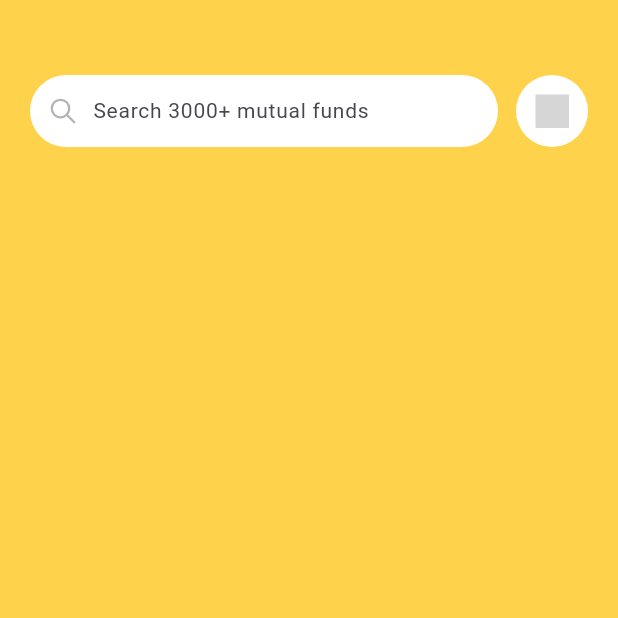
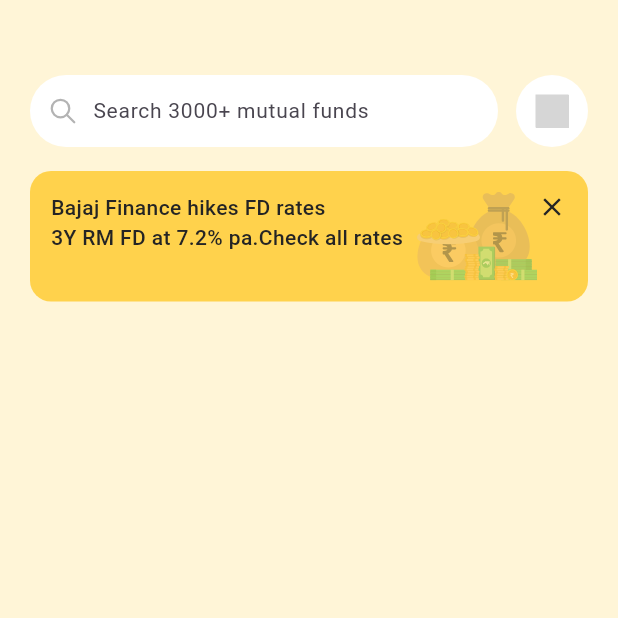
Before and after one commit to Smatyab/task1, a Flutter app: the screen it shows after launch, on a phone screen of 412 x 824 dp, the top half of it. Run offline on Flutter 3.47's test engine with Material 3 defaults, Android fonts, the phone set to English and light mode, and no system bars; our stand-ins replace device_preview, flutter_svg; grey boxes are pictures that could not be loaded.

Commit message:
AdsCard Done

```diff
--- /dev/null
+++ b/lib/Home/AdsCardWidget.dart
@@ -0,0 +1,56 @@
+import 'package:flutter/material.dart';
+import 'package:flutter_svg/flutter_svg.dart';
+
+import '../utils/colors.dart';
+
+class AdsCardWidget extends StatefulWidget {
+  const AdsCardWidget({super.key});
+
+  @override
+  State<AdsCardWidget> createState() => _AdsCardWidgetState();
+}
+
+class _AdsCardWidgetState extends State<AdsCardWidget> {
+  bool isVisible = true;
+
+  @override
+  Widget build(BuildContext context) {
+    if (!isVisible) return const SizedBox();
+
+    return Container(
+      padding: const EdgeInsets.all(14),
+      decoration: BoxDecoration(
+        color: AppColors.primary,
+        borderRadius: BorderRadius.circular(14),
+      ),
+      child: Row(
+        crossAxisAlignment: CrossAxisAlignment.start,
+        children: [
+          const Expanded(
+            child: Text(
+              'Bajaj Finance hikes FD rates\n'
+              '3Y RM FD at 7.2% pa.'
+              'Check all rates',
+              style: TextStyle(
+                fontSize: 14,
+                fontWeight: FontWeight.w500,
+                color: AppColors.textDark,
+              ),
+            ),
+          ),
+
+          SvgPicture.asset('assets/Asset 1 1.svg'),
+
+          GestureDetector(
+            onTap: () {
+              setState(() {
+                isVisible = false;
+              });
+            },
+            child: const Icon(Icons.close, size: 20, color: AppColors.textDark),
+          ),
+        ],
+      ),
+    );
+  }
+}
--- a/lib/Home/Dashboard.dart
+++ b/lib/Home/Dashboard.dart
@@ -2,6 +2,7 @@ import 'package:flutter/material.dart';
 import 'package:task1/Home/SearchbarWidget.dart';
 
 import '../utils/colors.dart';
+import 'AdsCardWidget.dart';
 
 class Dashboard extends StatelessWidget {
   const Dashboard({super.key});
@@ -9,11 +10,17 @@ class Dashboard extends StatelessWidget {
   @override
   Widget build(BuildContext context) {
     return Scaffold(
-      backgroundColor: AppColors.primary,
+      backgroundColor: AppColors.background,
       body: SingleChildScrollView(
         child: Padding(
           padding: EdgeInsets.only(top: 50, left: 20, right: 20),
-          child: Column(children: const [SearchBarWidget()]),
+          child: Column(
+            children: const [
+              SearchBarWidget(),
+              SizedBox(height: 16),
+              AdsCardWidget(),
+            ],
+          ),
         ),
       ),
     );
--- a/lib/Home/SearchbarWidget.dart
+++ b/lib/Home/SearchbarWidget.dart
@@ -12,7 +12,6 @@ class SearchBarWidget extends StatelessWidget {
 
     return Row(
       children: [
-        /// 🔍 SEARCH TEXT FIELD
         Expanded(
           child: Container(
             height: 48,
@@ -46,8 +45,6 @@ class SearchBarWidget extends StatelessWidget {
         ),
 
         const SizedBox(width: 12),
-
-        /// 📷 ICON BOX (SEPARATE)
         Container(
           height: 48,
           width: 48,
```
Also changed, not shown: screens/img.png (added).
